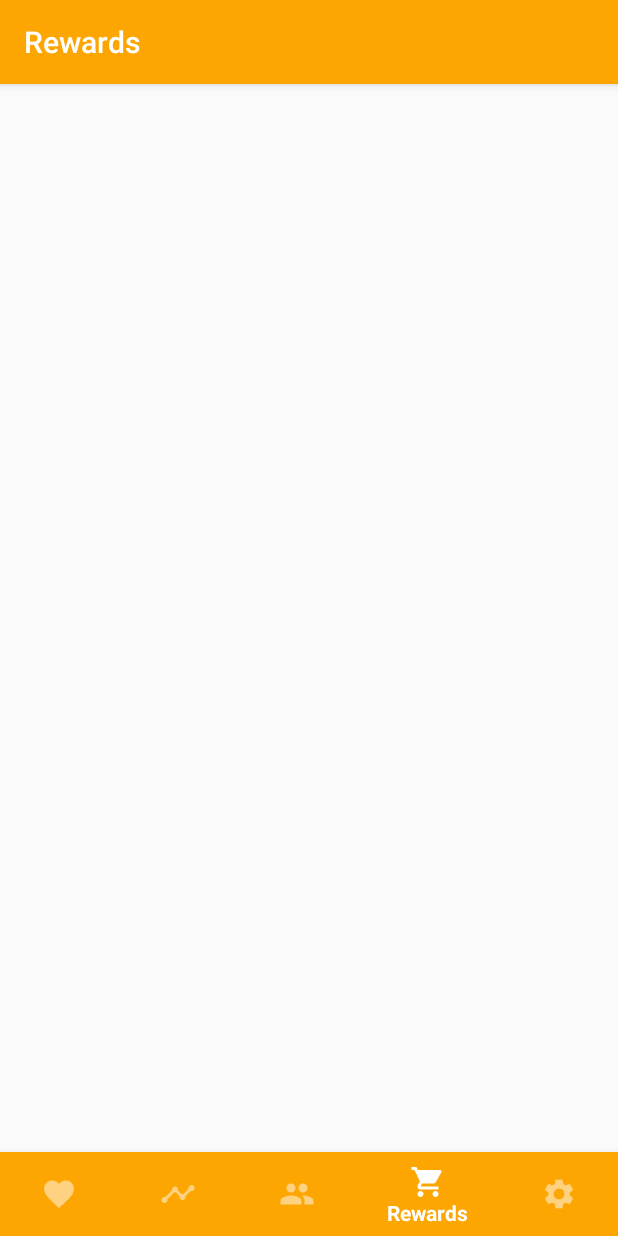
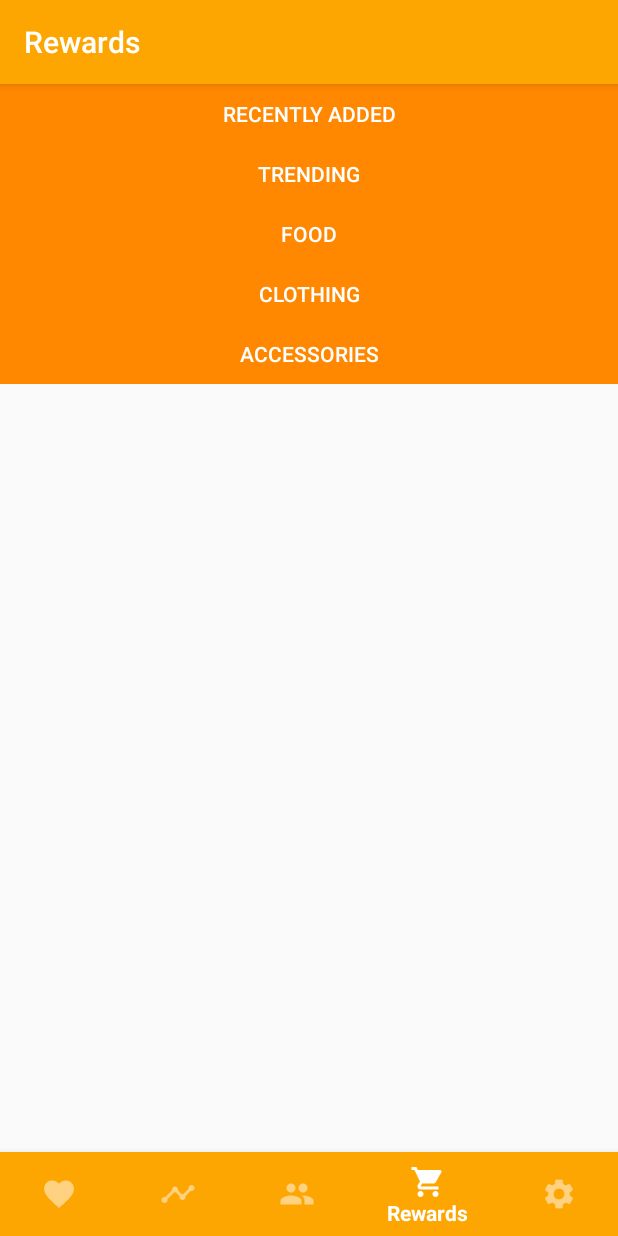
Before and after one commit to mikewill4/Axiv, an Android app: the fragment RewardsFragment placed in its activity, item 4 of the bottom bar chosen, on a phone screen of 412 x 824 dp. Run offline under Robolectric (Android 15) with nearby library versions, the phone set to English and light mode, and no system bars; libraries missing offline, so code that uses them is left out: com.github.mikephil.charting; 43 statements that could not run were skipped.

Commit message:
started rewards screen

```diff
--- a/app/src/main/res/layout/fragment_rewards.xml
+++ b/app/src/main/res/layout/fragment_rewards.xml
@@ -5,10 +5,97 @@
     android:layout_height="match_parent"
     tools:context=".RewardsFragment">
 
-    <ListView
+    <ScrollView
         android:layout_width="match_parent"
-        android:layout_height="match_parent">
+        android:layout_height="wrap_content">
 
-    </ListView>
+        <LinearLayout
+            android:layout_width="match_parent"
+            android:layout_height="wrap_content"
+            android:orientation="vertical"
+            android:paddingBottom="128dp">
+
+            <Button
+                android:layout_width="match_parent"
+                android:layout_height="40dp"
+                android:text="Recently Added"
+                android:textColor="@android:color/white"
+                android:background="@color/colorPrimaryDark"
+                android:clickable="false"/>
+
+            <ListView
+                android:id="@+id/rewards_recently_added_listview"
+                android:layout_width="match_parent"
+                android:layout_height="wrap_content"
+                android:layout_marginHorizontal="10dp"
+                android:dividerHeight="-2dp"/>
+
+            <Button
+                android:layout_width="match_parent"
+                android:layout_height="40dp"
+                android:text="Trending"
+                android:textColor="@android:color/white"
+                android:background="@color/colorPrimaryDark"
+                android:clickable="false"/>
+
+
+            <ListView
+                android:id="@+id/rewards_trending_listview"
+                android:layout_width="match_parent"
+                android:layout_height="wrap_content"
+                android:layout_marginHorizontal="10dp"
+                android:dividerHeight="-2dp">
+            </ListView>
+
+
+            <Button
+                android:layout_width="match_parent"
+                android:layout_height="40dp"
+                android:text="Food"
+                android:textColor="@android:color/white"
+                android:background="@color/colorPrimaryDark"
+                android:clickable="false"/>
+
+            <ListView
+                android:id="@+id/rewards_food_listview"
+                android:layout_width="match_parent"
+                android:layout_height="wrap_content"
+                android:layout_marginHorizontal="10dp"
+                android:dividerHeight="-2dp">
+            </ListView>
+
+            <Button
+                android:layout_width="match_parent"
+                android:layout_height="40dp"
+                android:text="Clothing"
+                android:textColor="@android:color/white"
+                android:background="@color/colorPrimaryDark"
+                android:clickable="false"/>
+
+            <ListView
+                android:id="@+id/rewards_clothing_listview"
+                android:layout_width="match_parent"
+                android:layout_height="wrap_content"
+                android:layout_marginHorizontal="10dp"
+                android:dividerHeight="-2dp">
+            </ListView>
+
+            <Button
+                android:layout_width="match_parent"
+                android:layout_height="40dp"
+                android:text="Accessories"
+                android:textColor="@android:color/white"
+                android:background="@color/colorPrimaryDark"
+                android:clickable="false"/>
+
+            <ListView
+                android:id="@+id/rewards_accessories_listview"
+                android:layout_width="match_parent"
+                android:layout_height="wrap_content"
+                android:layout_marginHorizontal="10dp"
+                android:dividerHeight="-2dp">
+            </ListView>
+        </LinearLayout>
+    </ScrollView>
 
 </FrameLayout>
```
Also changed, not shown: app/src/main/res/layout/fragment_compete.xml (+0 -7 lines).
